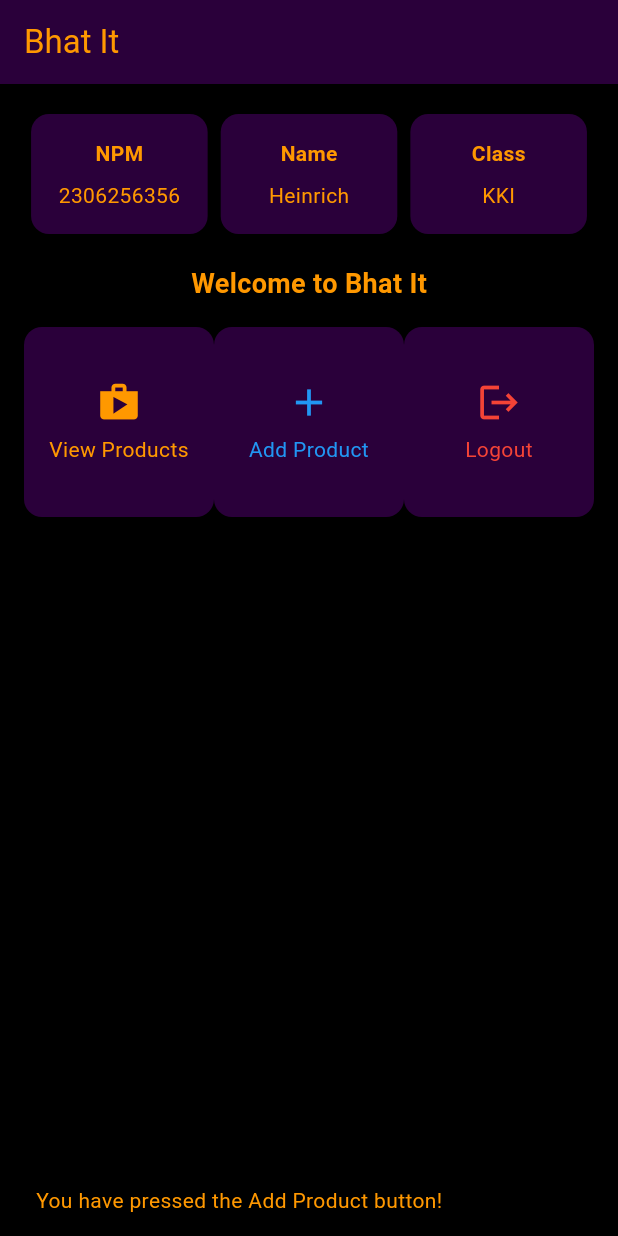
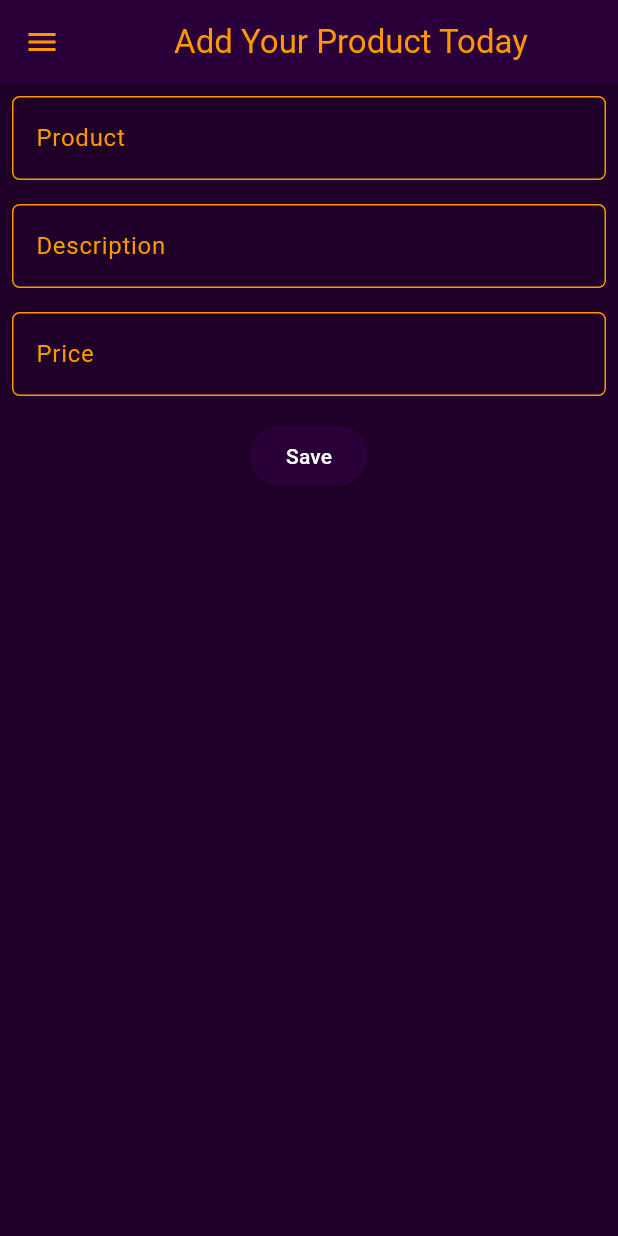
Before and after one commit to CowboyHeIs/A7, a Flutter app: the screen it shows after launch, after a tap on "Add Product", on a phone screen of 412 x 824 dp. Run offline on Flutter 3.47's test engine with Material 3 defaults, Android fonts, the phone set to English and light mode, and no system bars; missing offline and left inert: pbp_django_auth.

Commit message:
AFTER MANY WEEKS! TUTORIAL 7 IS FINISHED! NOW ASSIGNMENT 8 TOO! DAMN HAPPY ABOUT IT (though still annoyed).

```diff
--- a/bi/lib/main.dart
+++ b/bi/lib/main.dart
@@ -1,5 +1,5 @@
 import 'package:flutter/material.dart';
-import 'package:bi/menu.dart';
+import 'package:bi/screens/menu.dart';
 
 void main() {
   runApp(const MyApp());
@@ -11,18 +11,29 @@ class MyApp extends StatelessWidget {
   @override
   Widget build(BuildContext context) {
     return MaterialApp(
-      title: 'E-Commerce App',
+      title: 'Flutter Demo',
       theme: ThemeData(
-        scaffoldBackgroundColor: Colors.black, // Black background
+        colorScheme: ColorScheme(
+          primary: const Color(0xFF1E0028), // Darker shade of purple
+          secondary: const Color(0xFF1E0028),
+          surface: const Color(0xFF1E0028),
+          background: const Color(0xFF1E0028),
+          error: Colors.red,
+          onPrimary: Colors.orange,
+          onSecondary: Colors.orange,
+          onSurface: Colors.orange,
+          onBackground: Colors.orange,
+          onError: Colors.white,
+          brightness: Brightness.dark,
+        ),
+        scaffoldBackgroundColor: const Color(0xFF1E0028),
         appBarTheme: AppBarTheme(
-          backgroundColor: Color(0xFF3E1A78), // Darker purple for AppBar
+          backgroundColor: const Color(0xFF1E0028),
+          foregroundColor: Colors.orange,
         ),
-        colorScheme: ColorScheme.fromSwatch(
-          primarySwatch: Colors.deepPurple,
-        ).copyWith(secondary: Color(0xFF3E1A78)), // Dark purple
         useMaterial3: true,
       ),
-      home: const MyHomePage(),
+      home: MyHomePage(),
     );
   }
 }
--- a/bi/lib/menu.dart
+++ b/bi/lib/screens/menu.dart
@@ -1,25 +1,33 @@
 import 'package:flutter/material.dart';
+import 'package:bi/widgets/left_drawer.dart';
+import 'package:bi/widgets/mood_card.dart';
+import 'package:bi/screens/moodentry_form.dart'; // Import MoodEntryFormPage
 
 class MyHomePage extends StatelessWidget {
-  final String npm = '2306256356'; // NPM
-  final String name = 'Heinrich'; // Name
-  final String className = 'KKI'; // Class
+  final String npm = '2306256356';
+  final String name = 'Heinrich';
+  final String className = 'KKI';
+
+  final List<ItemHomepage> items = const [
+    ItemHomepage("View Products", Icons.shop),
+    ItemHomepage("Add Product", Icons.add, color: Colors.blue),
+    ItemHomepage("Logout", Icons.logout, color: Colors.red),
+  ];
 
   const MyHomePage({super.key});
-
-  final List<ItemHomepage> items = const [
-    ItemHomepage("View Products", Icons.shop), // Default color
-    ItemHomepage("Add Product", Icons.add, color: Colors.blue), // Dark blue
-    ItemHomepage("Logout", Icons.logout, color: Colors.red), // Dark red
-  ];
 
   @override
   Widget build(BuildContext context) {
     return Scaffold(
       appBar: AppBar(
-        title: const Text('Bhat It', style: TextStyle(color: Colors.orange)), // Orange text
-        backgroundColor: Color(0xFF2A003A), // Darker purple for AppBar
+        title: const Text(
+          'Bhat It',
+          style: TextStyle(color: Colors.orange),
+        ),
+        backgroundColor: const Color(0xFF2A003A),
+        iconTheme: const IconThemeData(color: Colors.orange),
       ),
+      drawer: const LeftDrawer(),
       body: Padding(
         padding: const EdgeInsets.all(16.0),
         child: Column(
@@ -34,12 +42,14 @@ class MyHomePage extends StatelessWidget {
               ],
             ),
             const SizedBox(height: 16.0),
-            const Text(
-              'Welcome to Bhat It', // Title remains unchanged
-              style: TextStyle(
-                fontWeight: FontWeight.bold,
-                fontSize: 18.0,
-                color: Colors.orange, // Orange text color
+            const Center(
+              child: Text(
+                'Welcome to Bhat It',
+                style: TextStyle(
+                  fontWeight: FontWeight.bold,
+                  fontSize: 18.0,
+                  color: Colors.orange,
+                ),
               ),
             ),
             const SizedBox(height: 16.0),
@@ -68,7 +78,7 @@ class InfoCard extends StatelessWidget {
   Widget build(BuildContext context) {
     return Card(
       elevation: 2.0,
-      color: Color(0xFF2A003A), // Darker purple for InfoCard
+      color: const Color(0xFF2A003A),
       child: Container(
         width: MediaQuery.of(context).size.width / 3.5,
         padding: const EdgeInsets.all(16.0),
@@ -76,10 +86,10 @@ class InfoCard extends StatelessWidget {
           children: [
             Text(
               title,
-              style: const TextStyle(fontWeight: FontWeight.bold, color: Colors.orange), // Orange text
+              style: const TextStyle(fontWeight: FontWeight.bold, color: Colors.orange),
             ),
             const SizedBox(height: 8.0),
-            Text(content, style: const TextStyle(color: Colors.orange)), // Orange text
+            Text(content, style: const TextStyle(color: Colors.orange)),
           ],
         ),
       ),
@@ -92,8 +102,7 @@ class ItemHomepage {
   final IconData icon;
   final Color color;
 
-  const ItemHomepage(this.name, this.icon, {this.color = Colors.orange}); // Default color
-
+  const ItemHomepage(this.name, this.icon, {this.color = Colors.orange});
 }
 
 class ItemCard extends StatelessWidget {
@@ -104,13 +113,28 @@ class ItemCard extends StatelessWidget {
   @override
   Widget build(BuildContext context) {
     return Material(
-      color: Color(0xFF2A003A), // Darker purple for buttons
+      color: const Color(0xFF2A003A),
       borderRadius: BorderRadius.circular(12),
       child: InkWell(
         onTap: () {
-          ScaffoldMessenger.of(context).showSnackBar(
-            SnackBar(content: Text("You have pressed the ${item.name} button!", style: const TextStyle(color: Colors.orange))), // Orange text
-          );
+          if (item.name == "Add Product") {
+            Navigator.push(
+              context,
+              MaterialPageRoute(
+                builder: (context) => MoodEntryFormPage(), // Navigate to the form
+              ),
+            );
+          } else {
+            ScaffoldMessenger.of(context).showSnackBar(
+              SnackBar(
+                content: Text(
+                  "You have pressed the ${item.name} button!",
+                  style: const TextStyle(color: Colors.black),
+                ),
+                backgroundColor: Colors.orange,
+              ),
+            );
+          }
         },
         child: Container(
           padding: const EdgeInsets.all(8),
@@ -120,14 +144,14 @@ class ItemCard extends StatelessWidget {
               children: [
                 Icon(
                   item.icon,
-                  color: item.color, // Set icon color based on item
+                  color: item.color,
                   size: 30.0,
                 ),
                 const Padding(padding: EdgeInsets.all(3)),
                 Text(
                   item.name,
                   textAlign: TextAlign.center,
-                  style: TextStyle(color: item.color), // Set text color based on item
+                  style: TextStyle(color: item.color),
                 ),
               ],
             ),
--- /dev/null
+++ b/bi/lib/screens/moodentry_form.dart
@@ -0,0 +1,163 @@
+import 'package:flutter/material.dart';
+// Import drawer widget
+import 'package:bi/widgets/left_drawer.dart';
+
+class MoodEntryFormPage extends StatefulWidget {
+  const MoodEntryFormPage({super.key});
+
+  @override
+  State<MoodEntryFormPage> createState() => _MoodEntryFormPageState();
+}
+
+class _MoodEntryFormPageState extends State<MoodEntryFormPage> {
+  final _formKey = GlobalKey<FormState>();
+  String _product = "";
+  String _description = "";
+  int _price = 0;
+
+  @override
+  Widget build(BuildContext context) {
+    return Scaffold(
+      appBar: AppBar(
+        title: const Center(
+          child: Text(
+            'Add Your Product Today',
+          ),
+        ),
+        backgroundColor: const Color(0xFF2A003A),
+        foregroundColor: Colors.orange,
+      ),
+      // Add drawer as a parameter value for the drawer attribute of the Scaffold widget
+      drawer: const LeftDrawer(),
+      body: Form(
+        key: _formKey,
+        child: SingleChildScrollView(
+          child: Column(
+            crossAxisAlignment: CrossAxisAlignment.start,
+            children: [
+              Padding(
+                padding: const EdgeInsets.all(8.0),
+                child: TextFormField(
+                  decoration: InputDecoration(
+                    hintText: "Product",
+                    labelText: "Product",
+                    border: OutlineInputBorder(
+                      borderRadius: BorderRadius.circular(5.0),
+                    ),
+                  ),
+                  onChanged: (String? value) {
+                    setState(() {
+                      _product = value!;
+                    });
+                  },
+                  validator: (String? value) {
+                    if (value == null || value.isEmpty) {
+                      return "Product cannot be empty!";
+                    }
+                    return null;
+                  },
+                ),
+              ),
+              Padding(
+                padding: const EdgeInsets.all(8.0),
+                child: TextFormField(
+                  decoration: InputDecoration(
+                    hintText: "Description",
+                    labelText: "Description",
+                    border: OutlineInputBorder(
+                      borderRadius: BorderRadius.circular(5.0),
+                    ),
+                  ),
+                  onChanged: (String? value) {
+                    setState(() {
+                      _description = value!;
+                    });
+                  },
+                  validator: (String? value) {
+                    if (value == null || value.isEmpty) {
+                      return "Description cannot be empty!";
+                    }
+                    return null;
+                  },
+                ),
+              ),
+              Padding(
+                padding: const EdgeInsets.all(8.0),
+                child: TextFormField(
+                  decoration: InputDecoration(
+                    hintText: "Price",
+                    labelText: "Price",
+                    border: OutlineInputBorder(
+                      borderRadius: BorderRadius.circular(5.0),
+                    ),
+                  ),
+                  onChanged: (String? value) {
+                    setState(() {
+                      _price = int.tryParse(value!) ?? 0;
+                    });
+                  },
+                  validator: (String? value) {
+                    if (value == null || value.isEmpty) {
+                      return "Price cannot be empty!";
+                    }
+                    if (int.tryParse(value) == null) {
+                      return "Price must be a number!";
+                    }
+                    return null;
+                  },
+                ),
+              ),
+              Align(
+                alignment: Alignment.bottomCenter,
+                child: Padding(
+                  padding: const EdgeInsets.all(8.0),
+                  child: ElevatedButton(
+                    style: ButtonStyle(
+                      backgroundColor: MaterialStateProperty.all(
+                          const Color(0xFF2A003A)),
+                    ),
+                    onPressed: () {
+                      if (_formKey.currentState!.validate()) {
+                        showDialog(
+                          context: context,
+                          builder: (context) {
+                            return AlertDialog(
+                              title: const Text('Product successfully saved'),
+                              content: SingleChildScrollView(
+                                child: Column(
+                                  crossAxisAlignment: CrossAxisAlignment.start,
+                                  children: [
+                                    Text('Product: $_product'),
+                                    Text('Description: $_description'),
+                                    Text('Price: $_price'),
+                                  ],
+                                ),
+                              ),
+                              actions: [
+                                TextButton(
+                                  child: const Text('OK'),
+                                  onPressed: () {
+                                    Navigator.pop(context);
+                                    _formKey.currentState!.reset();
+                                  },
+                                ),
+                              ],
+                            );
+                          },
+                        );
+                      }
+                    },
+                    child: const Text(
+                      "Save",
+                      style: TextStyle(color: Colors.white),
+                    ),
+                  ),
+                ),
+              ),
+            ],
+          ),
+        ),
+      ),
+    );
+  }
+}
--- /dev/null
+++ b/bi/lib/widgets/left_drawer.dart
@@ -0,0 +1,69 @@
+import 'package:flutter/material.dart';
+import 'package:bi/screens/menu.dart';
+import 'package:bi/screens/moodentry_form.dart';
+
+class LeftDrawer extends StatelessWidget {
+  const LeftDrawer({super.key});
+
+  @override
+  Widget build(BuildContext context) {
+    return Drawer(
+      child: ListView(
+        children: [
+          DrawerHeader(
+            decoration: BoxDecoration(
+              color: Theme.of(context).colorScheme.primary,
+            ),
+            child: const Column(
+              children: [
+                Text(
+                  'Bhat It',
+                  textAlign: TextAlign.center,
+                  style: TextStyle(
+                    fontSize: 40,
+                    fontWeight: FontWeight.bold,
+                    color: Colors.green,
+                  ),
+                ),
+                Padding(padding: EdgeInsets.all(8)),
+                Text(
+                  "Where You Bought It!",
+                  textAlign: TextAlign.center,
+                  style: TextStyle(
+                    fontSize: 20,
+                    fontWeight: FontWeight.normal,
+                    color: Colors.green,
+                  ),
+                ),
+              ],
+            ),
+          ),
+          ListTile(
+            leading: const Icon(Icons.home_outlined),
+            title: const Text('Home Page'),
+            // Redirection part to MyHomePage
+            onTap: () {
+              Navigator.pushReplacement(
+                  context,
+                  MaterialPageRoute(
+                    builder: (context) => MyHomePage(),
+                  ));
+            },
+          ),
+          ListTile(
+            leading: const Icon(Icons.add),
+            title: const Text('Add Product'),
+            // Redirection part to MoodEntryFormPage
+            onTap: () {
+              Navigator.pushReplacement(
+                  context,
+                  MaterialPageRoute(
+                    builder: (context) => MoodEntryFormPage(),
+                  ));
+            },
+          ),
+        ],
+      ),
+    );
+  }
+}
--- a/bi/pubspec.yaml
+++ b/bi/pubspec.yaml
@@ -35,6 +35,9 @@ dependencies:
   # The following adds the Cupertino Icons font to your application.
   # Use with the CupertinoIcons class for iOS style icons.
   cupertino_icons: ^1.0.8
+  provider: ^6.1.2
+  pbp_django_auth: ^0.4.0
+  http: ^1.2.2
 
 dev_dependencies:
   flutter_test:
```
Also changed, not shown: bi/lib/models/mood_entry.dart (added, +65 -0 lines), bi/lib/screens/list_moodentry.dart (added, +90 -0 lines), bi/lib/widgets/mood_card.dart (added, +69 -0 lines), bi/pubspec.lock, 1 other file.
